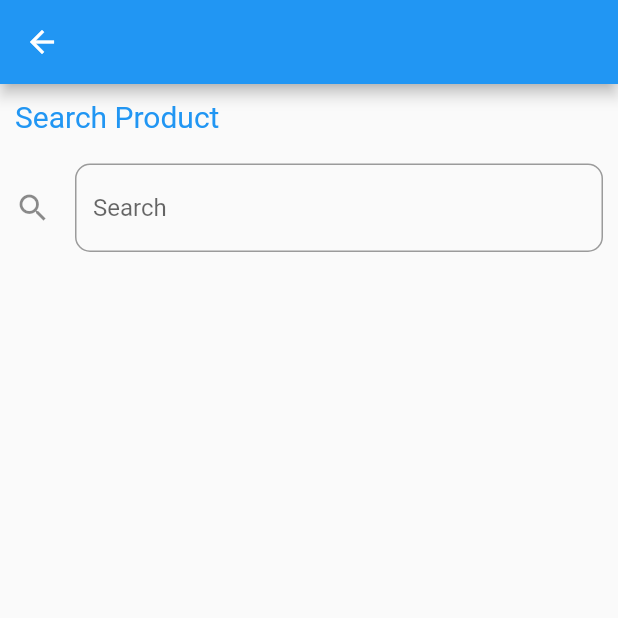
After one commit to egypt-shops/xshop_mobile, a Flutter app: the SearchProduct screen opened directly, on a phone screen of 412 x 824 dp, the top half of it. The commit adds this screen. Run offline on Flutter 3.47's test engine with Material 2 defaults, Android fonts, the phone set to English and light mode, and no system bars; our stand-ins replace progress_dialog, shared_preferences; accounts and stored records are empty.

Commit message:
user_search screen (#51)

```diff
--- /dev/null
+++ b/lib/screens/user_search/user_search.dart
@@ -0,0 +1,55 @@
+import 'package:flutter/material.dart';
+
+class SearchProduct extends StatefulWidget {
+  @override
+  _SearchProductState createState() => _SearchProductState();
+}
+
+class _SearchProductState extends State<SearchProduct> {
+  @override
+  Widget build(BuildContext context) {
+    return SafeArea(
+      child: Scaffold(
+        appBar: AppBar(),
+        body: Container(
+          padding: const EdgeInsets.all(10),
+          height: MediaQuery.of(context).size.height,
+          child: Column(
+            crossAxisAlignment: CrossAxisAlignment.stretch,
+            children: [
+              Text(
+                'Search Product',
+                textAlign: TextAlign.left,
+                style: TextStyle(
+                  fontSize: 20,
+                  color: Colors.blue,
+                ),
+              ),
+              SizedBox(
+                height: 20,
+              ),
+              TextField(
+                decoration: InputDecoration(
+                  border: OutlineInputBorder(
+                    borderRadius: BorderRadius.circular(10),
+                  ),
+                  hintText: 'Search',
+                  icon: Icon(
+                    Icons.search,
+                  ),
+                ),
+              ),
+              SizedBox(
+                child: ListView(),
+                height: 300,
+              ),
+            ],
+          ),
+        ),
+      ),
+    );
+  }
+}
+
+// var response = await http.get('url');
+// var decodedData = jsonDecode(response.toString());
```
Also changed, not shown: lib/screens/home/components/customer.dart (+28 -0 lines), pubspec.lock.
